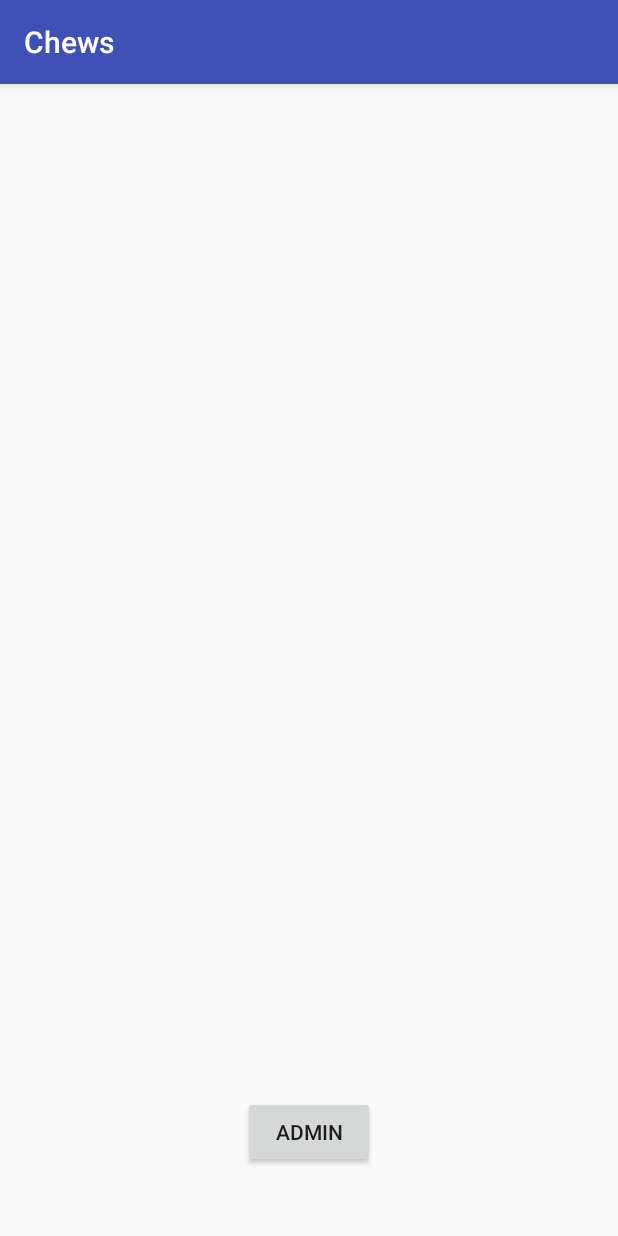
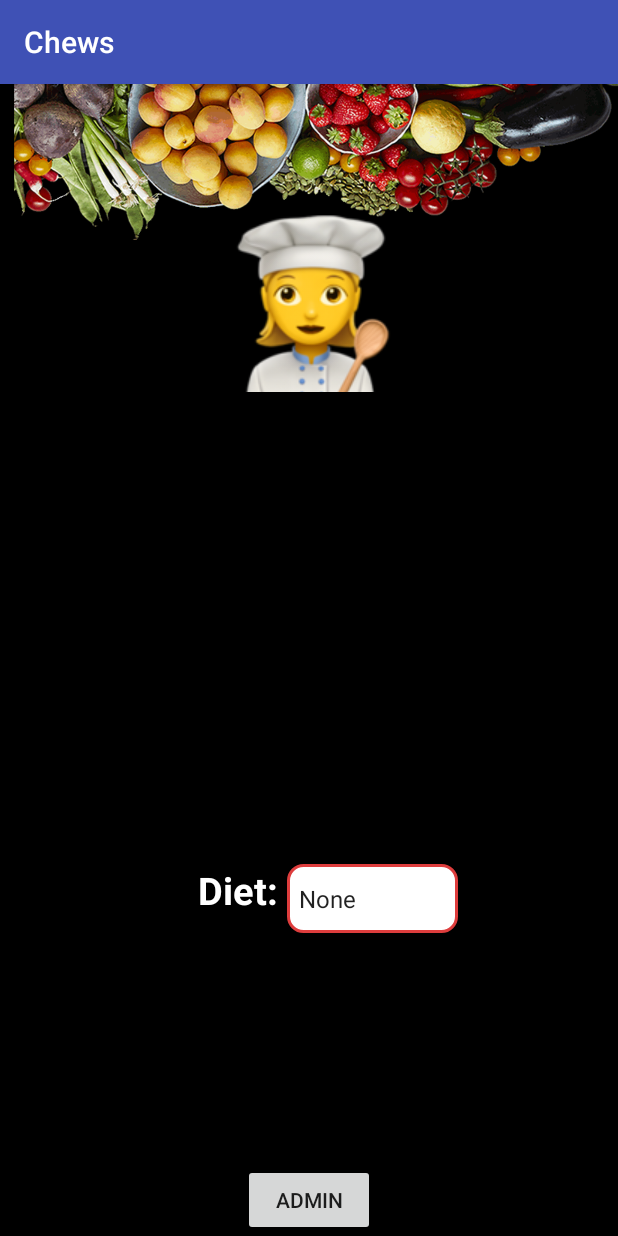
Before and after one commit to biancakris/CST438_Project_Personal_Recipe_Finder, an Android app: the ProfileActivity screen opened directly, with no data from a screen before it, on a phone screen of 412 x 824 dp. Run offline under Robolectric (Android 15) with nearby library versions, the phone set to English and light mode, and no system bars.

Commit message:
ui for profile

```diff
--- a/app/src/main/java/edu/csumb/abmedina/cst438_project_personal_recipe_finder/ProfileActivity.java
+++ b/app/src/main/java/edu/csumb/abmedina/cst438_project_personal_recipe_finder/ProfileActivity.java
@@ -5,18 +5,32 @@ import android.support.v7.app.AppCompatActivity;
 import android.os.Bundle;
 import android.view.View;
 import android.widget.Button;
+import android.widget.Spinner;
+import android.widget.ArrayAdapter;
 import android.widget.Toast;
 
 public class ProfileActivity extends AppCompatActivity {
 
+    Spinner dietarySpiner;
     Button adminButton;
+
 
     @Override
     protected void onCreate(Bundle savedInstanceState) {
+
         super.onCreate(savedInstanceState);
         setContentView(R.layout.activity_profile);
 
         adminButton = findViewById(R.id.admin_button);
+        dietarySpiner = (Spinner) findViewById(R.id.dietarySpinner);
+
+        //set array adapter for spinner using string array and default spinner layout
+        ArrayAdapter<CharSequence> adapter = ArrayAdapter.createFromResource(
+                this, R.array.dietary_array, android.R.layout.simple_spinner_item);
+        adapter.setDropDownViewResource(android.R.layout.simple_spinner_dropdown_item);
+        dietarySpiner.setAdapter(adapter);
+
+
 
         adminButton.setOnClickListener(new View.OnClickListener() {
             @Override
@@ -30,4 +44,5 @@ public class ProfileActivity extends AppCompatActivity {
             }
         });
     }
+
 }
--- a/app/src/main/res/layout/activity_profile.xml
+++ b/app/src/main/res/layout/activity_profile.xml
@@ -4,7 +4,49 @@
     xmlns:tools="http://schemas.android.com/tools"
     android:layout_width="match_parent"
     android:layout_height="match_parent"
-    tools:context="edu.csumb.abmedina.cst438_project_personal_recipe_finder.ProfileActivity">
+    tools:context="edu.csumb.abmedina.cst438_project_personal_recipe_finder.ProfileActivity"
+    android:background="@color/black">
+
+    <ImageView
+        android:layout_width="match_parent"
+        android:layout_height="250dp"
+        android:layout_alignParentStart="true"
+        android:layout_alignParentTop="true"
+        android:rotation="180"
+        android:scaleType="fitEnd"
+        android:src="@drawable/food1" />
+
+    <ImageButton
+        android:id="@+id/imageButton3"
+        android:layout_width="147dp"
+        android:layout_height="118dp"
+        android:layout_alignParentTop="true"
+        android:layout_centerHorizontal="true"
+        android:layout_marginTop="87dp"
+        android:background="@null"
+        app:srcCompat="@drawable/chef" />
+
+    <TextView
+        android:id="@+id/dietaryLabel"
+        android:layout_width="wrap_content"
+        android:layout_height="wrap_content"
+        android:layout_alignParentBottom="true"
+        android:layout_alignStart="@+id/imageButton3"
+        android:layout_marginBottom="213dp"
+        android:text="Diet: "
+        android:textColor="@color/white"
+        android:textSize="25sp"
+        android:textStyle="bold" />
+
+    <Spinner
+        android:id="@+id/dietarySpinner"
+        android:layout_width="114dp"
+        android:layout_height="46dp"
+        android:layout_alignTop="@+id/dietaryLabel"
+        android:layout_toEndOf="@+id/dietaryLabel"
+        android:background="@drawable/login_button"
+        android:textColor="@color/colorAccent"
+        android:textStyle="bold" />
 
     <Button
         android:id="@+id/admin_button"
@@ -12,6 +54,11 @@
         android:layout_height="wrap_content"
         android:layout_alignParentBottom="true"
         android:layout_centerHorizontal="true"
-        android:layout_marginBottom="45dp"
         android:text="Admin" />
+
+
+
+
+
+
 </RelativeLayout>
--- a/app/src/main/res/values/strings.xml
+++ b/app/src/main/res/values/strings.xml
@@ -8,4 +8,15 @@
         <item>pounds</item>
         <item>gallons</item>
     </array>
+
+    <string color="@color/colorAccent" name="dietary_label">Dietary Lifestyle</string>
+    <string-array name="dietary_array">
+        <item >None</item>
+        <item >Pescetarian</item>
+        <item >Vegetarian</item>
+        <item >Vegan</item>
+        <item >Paleo</item>
+    </string-array>
+
+
 </resources>
```
Also changed, not shown: app/src/main/res/drawable/chef.png (added).
